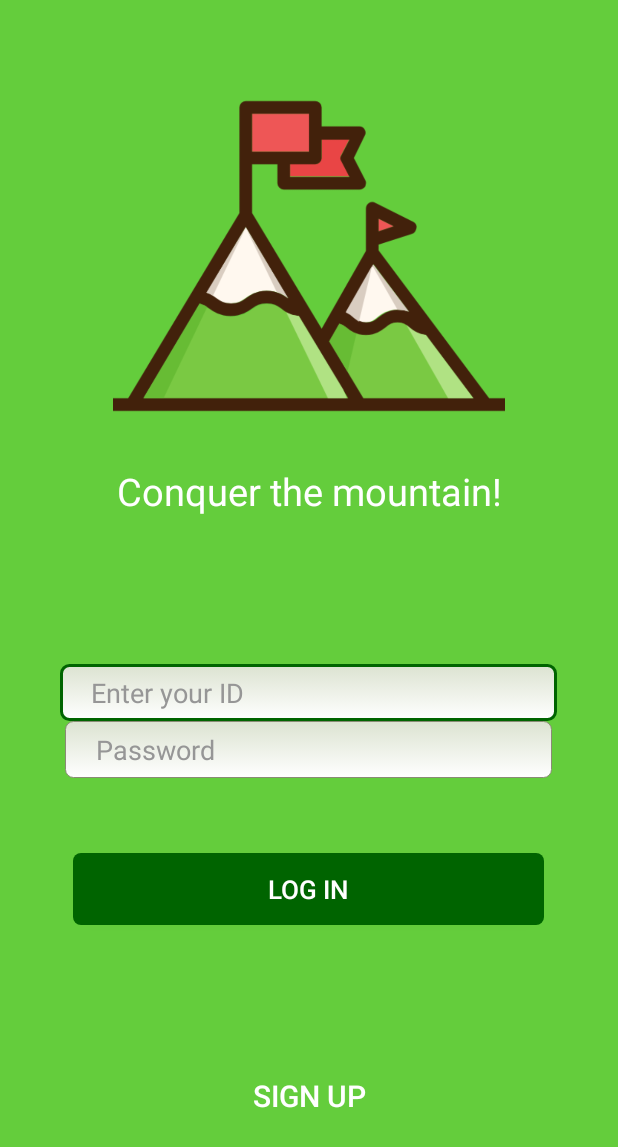
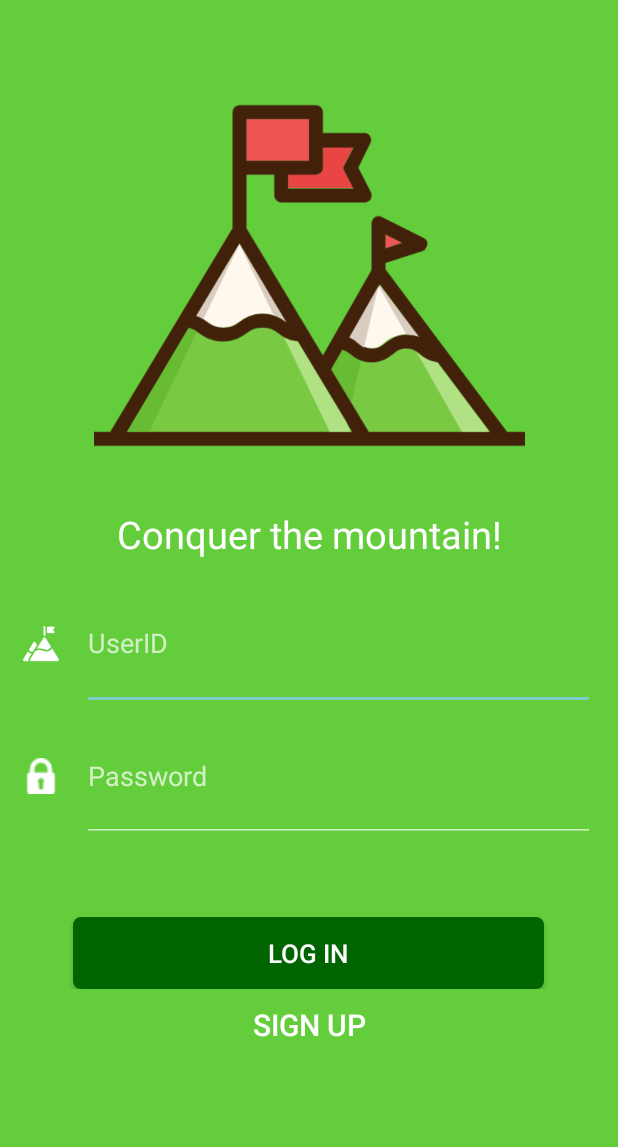
Before and after one commit to aragon1105/media_mountain_real, an Android app: the screen it shows after launch (Login), on a phone screen of 412 x 824 dp. Shown: the top 1147 px of the screen. Run offline under Robolectric (Android 15) with nearby library versions, the phone set to English and light mode, and no system bars; our stand-ins replace CircleImageView, Volley; Roboto replaces fonts that are not available here; 2 statements that could not run were skipped.

Commit message:
gps 다이앨로그 수정

```diff
--- a/app/src/main/java/company/co/kr/mountainking/Drawing_GPS.java
+++ b/app/src/main/java/company/co/kr/mountainking/Drawing_GPS.java
@@ -20,6 +20,7 @@ import android.util.Log;
 import android.view.View;
 import android.widget.Button;
 import android.widget.EditText;
+import android.widget.ImageButton;
 import android.widget.ImageView;
 import android.widget.TextView;
 import android.widget.Toast;
@@ -397,7 +398,7 @@ long:127.03809482865788
             final Dialog startdialog = new Dialog(Drawing_GPS.this);
             startdialog.setContentView(R.layout.startpoint_dialog);
 
-            Button close = (Button) startdialog.findViewById(R.id.startpointbt);
+            ImageButton close = (ImageButton) startdialog.findViewById(R.id.startpointbt);
 
             close.setOnClickListener(new View.OnClickListener() {
                 @Override
@@ -421,7 +422,7 @@ long:127.03809482865788
             final Dialog savepoint1 = new Dialog(Drawing_GPS.this);
             savepoint1.setContentView(R.layout.savepoint_dialog);
 
-            Button close4 = (Button) savepoint1.findViewById(R.id.savepointbt);
+            ImageButton close4 = (ImageButton) savepoint1.findViewById(R.id.savepointbt);
 
             close4.setOnClickListener(new View.OnClickListener() {
                 @Override
@@ -447,7 +448,7 @@ long:127.03809482865788
             final Dialog savepoint2 = new Dialog(Drawing_GPS.this);
             savepoint2.setContentView(R.layout.savepoint_dialog);
 
-            Button close3 = (Button) savepoint2.findViewById(R.id.savepointbt);
+            ImageButton close3 = (ImageButton) savepoint2.findViewById(R.id.savepointbt);
 
             close3.setOnClickListener(new View.OnClickListener() {
                 @Override
@@ -476,7 +477,7 @@ long:127.03809482865788
             final Dialog savepoint3 = new Dialog(Drawing_GPS.this);
             savepoint3.setContentView(R.layout.savepoint_dialog);
 
-            Button close2 = (Button) savepoint3.findViewById(R.id.savepointbt);
+            ImageButton close2 = (ImageButton) savepoint3.findViewById(R.id.savepointbt);
 
             close2.setOnClickListener(new View.OnClickListener() {
                 @Override
@@ -502,7 +503,7 @@ long:127.03809482865788
             final Dialog finishpoint = new Dialog(Drawing_GPS.this);
             finishpoint.setContentView(R.layout.finishpoint_dialog);
 
-            Button close1 = (Button) finishpoint.findViewById(R.id.finishpointbt);
+            ImageButton close1 = (ImageButton) finishpoint.findViewById(R.id.finishpointbt);
 
             close1.setOnClickListener(new View.OnClickListener() {
                 @Override
--- a/app/src/main/res/layout/finishpoint_dialog.xml
+++ b/app/src/main/res/layout/finishpoint_dialog.xml
@@ -2,6 +2,7 @@
 <FrameLayout xmlns:android="http://schemas.android.com/apk/res/android"
      android:layout_width="300dp"
     android:layout_height="300dp"
+    android:background="@color/transparent"
     android:weightSum="10">
 
     <RelativeLayout
--- a/app/src/main/res/layout/login_activity2.xml
+++ b/app/src/main/res/layout/login_activity2.xml
@@ -47,73 +47,64 @@
             android:gravity="center"
             android:layout_alignParentTop="true"
             android:layout_alignParentStart="true"
-            android:layout_weight="2">
+            android:layout_weight="2.5">
 
 
             <LinearLayout
+                android:layout_width="match_parent"
+                android:layout_height="match_parent"
                 android:orientation="horizontal"
-                android:layout_width="match_parent"
-                android:layout_height="wrap_content"
-                android:focusable="false">
+                android:layout_marginLeft="15dp"
+                android:layout_marginRight="15dp"
+                android:layout_weight="1">
+
+                <ImageView
+                    android:layout_width="match_parent"
+                    android:layout_height="match_parent"
+                    android:layout_weight="15"
+                    android:src="@drawable/mountain_cc"/>
+
+                <EditText
+                    android:layout_marginLeft="15dp"
+                    android:id="@+id/signup_id_et"
+                    android:layout_weight="1"
+                    android:layout_width="match_parent"
+                    android:focusable="true"
+                    android:layout_height="match_parent"
+                    android:hint="UserID"
+                    android:inputType="textPersonName"
+                    android:textColor="#ffffff"
+                    android:textCursorDrawable="@null"/>
 
 
-                <TextView
-
-                    android:layout_width="wrap_content"
-                    android:layout_height="wrap_content"
-                    android:id="@+id/textView_space1"
-                    android:layout_weight="1" />
-
-                <EditText
-                    android:layout_width="wrap_content"
-                    android:layout_height="wrap_content"
-                    android:hint="   Enter your ID"
-                    android:textColor="#000000"
-                    android:textColorHint="#969696"
-                    android:id="@+id/edit_id"
-                    android:layout_weight="5"
-                    android:background="@drawable/edit_text_style"/>
-
-                <TextView
-
-                    android:layout_width="wrap_content"
-                    android:layout_height="wrap_content"
-                    android:id="@+id/textView_space2"
-                    android:layout_weight="1" />
             </LinearLayout>
 
             <LinearLayout
+                android:layout_width="match_parent"
+                android:layout_height="match_parent"
                 android:orientation="horizontal"
-                android:layout_width="match_parent"
-                android:layout_height="wrap_content"
-                android:focusable="false">
+                android:layout_marginRight="15dp"
+                android:layout_marginLeft="15dp"
+                android:layout_weight="1">
 
-
-                <TextView
-
-                    android:layout_width="wrap_content"
-                    android:layout_height="wrap_content"
-                    android:id="@+id/textView_space3"
-                    android:layout_weight="1" />
+                <ImageView
+                    android:layout_width="match_parent"
+                    android:layout_height="match_parent"
+                    android:layout_weight="15"
+                    android:src="@drawable/locked"/>
 
                 <EditText
-                    android:layout_width="wrap_content"
-                    android:layout_height="wrap_content"
-                    android:inputType="numberPassword"
-                    android:layout_gravity="center"
-                    android:textColor="#000000"
-                    android:layout_weight="5"
-                    android:hint="   Password"
-                    android:textColorHint="#969696"
-                    android:background="@drawable/edit_text_style"
-                    android:id="@+id/edit_password" />
+                    android:layout_weight="1"
+                    android:layout_marginLeft="15dp"
+                    android:layout_width="match_parent"
+                    android:layout_height="match_parent"
+                    android:inputType="textPersonName"
+                    android:layout_gravity="center_horizontal"
+                    android:textColor="#ffffff"
+                    android:hint="Password"
+                    android:id="@+id/signup_pw_et"
+                    android:textCursorDrawable="@null"/>
 
-                <TextView
-
-                    android:layout_width="wrap_content"
-                    android:layout_height="wrap_content"
-                    android:id="@+id/textView_space4"
-                    android:layout_weight="1" />
 
             </LinearLayout>
 
--- a/app/src/main/res/layout/savepoint_dialog.xml
+++ b/app/src/main/res/layout/savepoint_dialog.xml
@@ -2,6 +2,7 @@
 <FrameLayout xmlns:android="http://schemas.android.com/apk/res/android"
      android:layout_width="300dp"
     android:layout_height="300dp"
+    android:background="@color/transparent"
     android:weightSum="10">
 
     <RelativeLayout
--- a/app/src/main/res/layout/startpoint_dialog.xml
+++ b/app/src/main/res/layout/startpoint_dialog.xml
@@ -1,7 +1,8 @@
 <?xml version="1.0" encoding="utf-8"?>
 <FrameLayout xmlns:android="http://schemas.android.com/apk/res/android"
      android:layout_width="300dp"
-    android:layout_height="300dp"
+    android:layout_height="330dp"
+    android:background="@color/transparent"
     android:weightSum="10">
 
     <RelativeLayout
@@ -30,8 +31,7 @@
             android:text="START POINT 시작"
             android:textStyle="bold"
             android:layout_alignParentBottom="true"
-            android:layout_centerHorizontal="true"
-            android:layout_marginBottom="26dp" />
+            android:layout_centerHorizontal="true" />
 
 
     </RelativeLayout>
```
